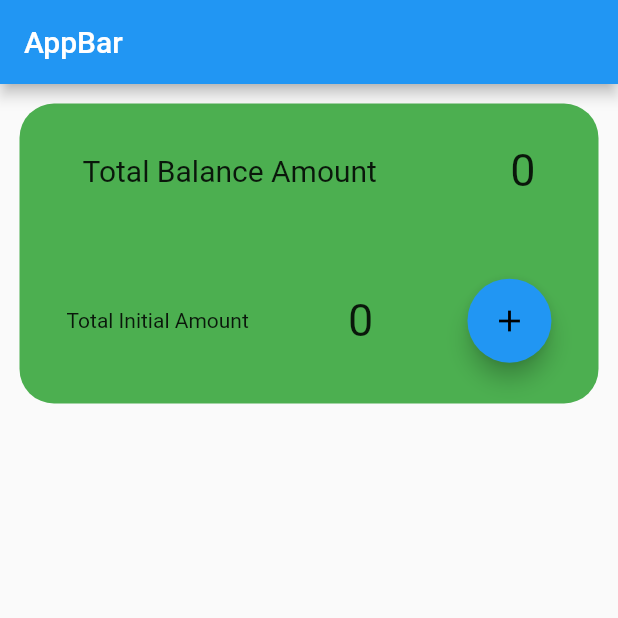
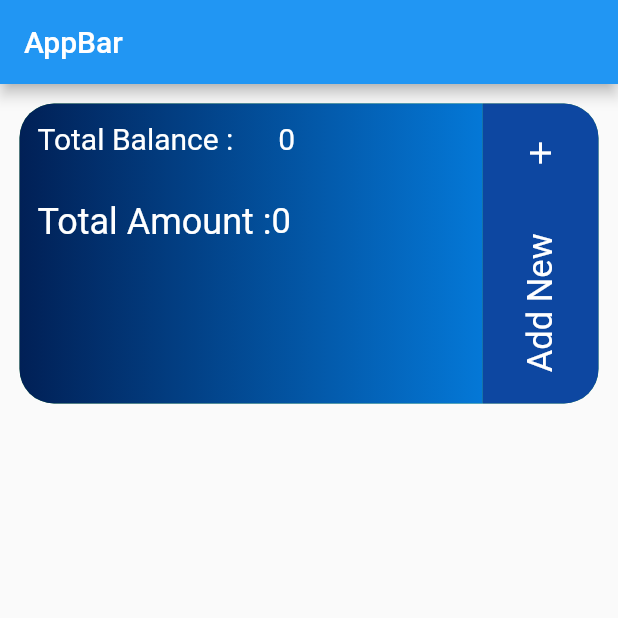
Before and after one commit to anivkuttan/BALANCE, a Flutter app: the screen it shows after launch, on a phone screen of 412 x 824 dp, the top half of it. Run offline on Flutter 3.47's test engine with Material 2 defaults, Android fonts, the phone set to English and light mode, and no system bars; our stand-ins replace get, hive_flutter; accounts and stored records are empty.

Commit message:
modifying ui design

```diff
--- a/lib/View/add_edit_page.dart
+++ b/lib/View/add_edit_page.dart
@@ -29,7 +29,7 @@ class _AddPageState extends State<AddEditPage> {
       clearControllers();
     } else {
       personController.nameController.text = widget.editedPerson!.name;
-      personController.balanceController.text = 0.toString();
+      // personController.balanceController.text
       personController.balanceText.value = widget.editedPerson!.balance;
       personController.initialAmountController.text = widget.editedPerson!.initialAmount.toString();
       personController.discreptionController.text = widget.editedPerson!.discreption;
--- a/lib/View/home_page.dart
+++ b/lib/View/home_page.dart
@@ -3,6 +3,8 @@ import 'package:balance/Model/person_model.dart';
 import 'package:balance/View/add_edit_page.dart';
 import 'package:flutter/material.dart';
 import 'package:get/get.dart';
+
+const String rupeeSymbol = '₹';
 
 class HomePage extends StatefulWidget {
   const HomePage({Key? key}) : super(key: key);
@@ -27,56 +29,7 @@ class _HomePageState extends State<HomePage> {
       ),
       body: Column(
         children: [
-          Container(
-              margin: const EdgeInsets.all(13),
-              decoration: BoxDecoration(
-                color: Colors.green,
-                borderRadius: BorderRadius.circular(23),
-              ),
-              height: 200,
-              width: double.infinity,
-              alignment: Alignment.center,
-              child: Column(
-                mainAxisAlignment: MainAxisAlignment.spaceAround,
-                children: [
-                  Row(
-                    mainAxisAlignment: MainAxisAlignment.spaceAround,
-                    children:  [
-                   const   Text(
-                        'Total Balance Amount ',
-                        style: TextStyle(fontSize: 20),
-                      ),
-                      Obx(() {
-                        return Text(
-                          personController.totalBalanceAmount.toString(),
-                          style: const TextStyle(fontSize: 30),
-                        );
-                      })
-                    ],
-                  ),
-                  Row(
-                    mainAxisAlignment: MainAxisAlignment.spaceAround,
-                    children: [
-                      const Text("Total Initial Amount "),
-                      Obx(() {
-                        return Text(
-                          personController.totalAdvanceAmount.toString(),
-                          style: const TextStyle(fontSize: 30),
-                        );
-                      }),
-                      FloatingActionButton(
-                        child: const Icon(Icons.add, color: Colors.black),
-                        onPressed: () {
-                          Route route = MaterialPageRoute(builder: (context) {
-                            return const AddEditPage();
-                          });
-                          Navigator.of(context).push(route);
-                        },
-                      )
-                    ],
-                  )
-                ],
-              )),
+          BuildContainer(personController: personController),
           const SizedBox(height: 20),
           Expanded(
             child: GetBuilder<PersonController>(builder: ((controller) {
@@ -167,3 +120,164 @@ class _HomePageState extends State<HomePage> {
     );
   }
 }
+
+class BuildContainer extends StatelessWidget {
+  const BuildContainer({
+    Key? key,
+    required this.personController,
+  }) : super(key: key);
+
+  final PersonController personController;
+
+  @override
+  Widget build(BuildContext context) {
+    return Container(
+      margin: const EdgeInsets.all(13),
+      decoration: BoxDecoration(
+        color: Colors.green,
+        borderRadius: BorderRadius.circular(23),
+      ),
+      height: 200,
+      width: double.infinity,
+      alignment: Alignment.center,
+      child: Row(children: [
+        Expanded(
+          flex: 8,
+          child: Container(
+            decoration: BoxDecoration(
+              gradient: const LinearGradient(colors: [
+                Color.fromARGB(255, 1, 32, 86),
+                Color.fromARGB(255, 4, 120, 215),
+              ]),
+              color: Colors.blueAccent[400],
+              borderRadius: const BorderRadius.only(
+                topLeft: Radius.circular(23),
+                bottomLeft: Radius.circular(23),
+              ),
+            ),
+            child: Padding(
+              padding: const EdgeInsets.all(12.0),
+              child: Column(
+                crossAxisAlignment: CrossAxisAlignment.start,
+                children: [
+                  Row(
+                    children: [
+                      const Text(
+                        'Total Balance :',
+                        style: TextStyle(fontSize: 20, color: Colors.white),
+                      ),
+                      const SizedBox(
+                        width: 30,
+                      ),
+                      Obx(() {
+                        return Text(
+                          personController.totalBalanceAmount.toString(),
+                          style: const TextStyle(fontSize: 20, color: Colors.white),
+                        );
+                      }),
+                    ],
+                  ),
+                  const SizedBox(height: 30),
+                  Row(
+                    mainAxisAlignment: MainAxisAlignment.start,
+                    children: [
+                      const Text(
+                        "Total Amount :",
+                        style: TextStyle(fontSize: 24, color: Colors.white),
+                      ),
+                      Obx(() {
+                        return Text(
+                          personController.totalAdvanceAmount.toString(),
+                          style: const TextStyle(fontSize: 23, color: Colors.white),
+                        );
+                      }),
+                    ],
+                  ),
+                ],
+              ),
+            ),
+          ),
+        ),
+        Expanded(
+          flex: 2,
+          child: InkWell(
+            onTap: () {
+              Route route = MaterialPageRoute(builder: (context) {
+                return const AddEditPage();
+              });
+              Navigator.of(context).push(route);
+            },
+            child: Container(
+              decoration: BoxDecoration(
+                color: Colors.blue[900],
+                borderRadius: const BorderRadius.only(
+                  topRight: Radius.circular(23),
+                  bottomRight: Radius.circular(23),
+                ),
+              ),
+              child: Center(
+                  child: Column(
+                mainAxisAlignment: MainAxisAlignment.spaceAround,
+                children: const [
+                  Icon(Icons.add, color: Colors.white),
+                  RotatedBox(
+                    quarterTurns: 3,
+                    child: Text(
+                      'Add New',
+                      style: TextStyle(color: Colors.white, fontSize: 23),
+                    ),
+                  ),
+                ],
+              )),
+            ),
+          ),
+        ),
+      ]),
+    );
+  }
+}
+
+/*
+Column(
+          mainAxisAlignment: MainAxisAlignment.spaceAround,
+          children: [
+            Row(
+              mainAxisAlignment: MainAxisAlignment.spaceAround,
+              children: [
+                const Text(
+                  'Total Balance Amount ',
+                  style: TextStyle(fontSize: 20),
+                ),
+                Obx(() {
+                  return Text(
+                    personController.totalBalanceAmount.toString(),
+                    style: const TextStyle(fontSize: 30),
+                  );
+                })
+              ],
+            ),
+            Row(
+              mainAxisAlignment: MainAxisAlignment.spaceAround,
+              children: [
+                const Text("Total Initial Amount "),
+                Obx(() {
+                  return Text(
+                    personController.totalAdvanceAmount.toString(),
+                    style: const TextStyle(fontSize: 30),
+                  );
+                }),
+                FloatingActionButton(
+                  child: const Icon(Icons.add, color: Colors.black),
+                  onPressed: () {
+                    Route route = MaterialPageRoute(builder: (context) {
+                      return const AddEditPage();
+                    });
+                    Navigator.of(context).push(route);
+                  },
+                )
+              ],
+            )
+          ],
+        )
+
+*/
--- a/lib/main.dart
+++ b/lib/main.dart
@@ -2,7 +2,7 @@ import 'package:balance/Controller/data_base_helper.dart';
 import 'package:balance/Model/person_model.dart';
 import 'package:flutter/material.dart';
 import 'package:hive_flutter/hive_flutter.dart';
-import 'View/home_page.dart';
+import 'package:balance/View/home_page.dart';
 
 Future<void> main() async {
   WidgetsFlutterBinding.ensureInitialized();
```
